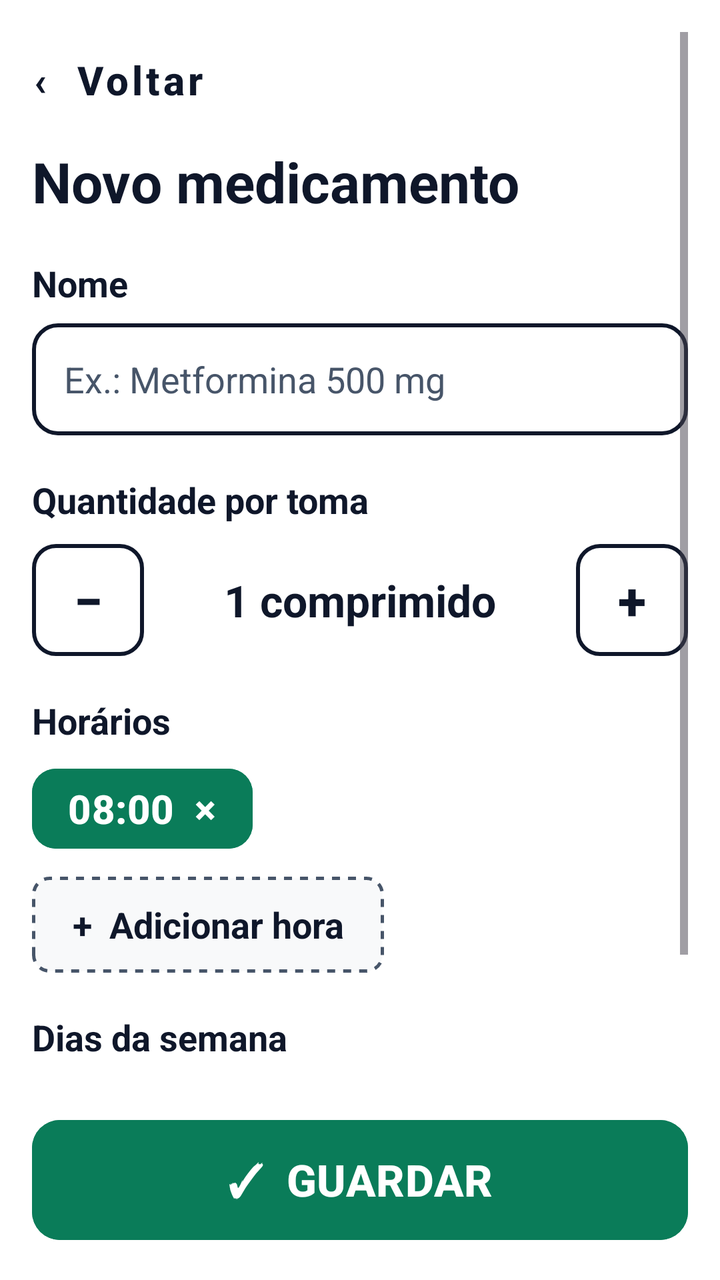
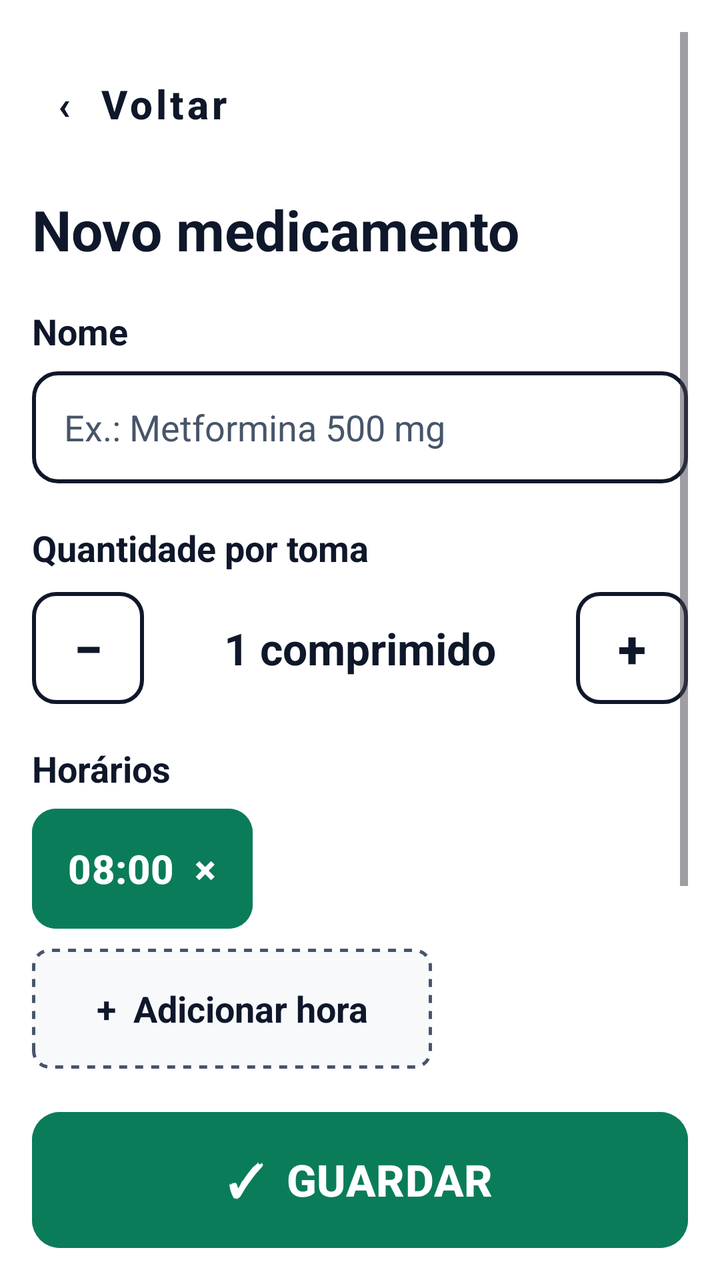

Before-and-after screenshots of an Android layout around one commit, followed by the original layout XML and the change that was made.
<!-- AndroidManifest.xml: application theme Theme.Vital -->
<!-- res/layout/activity_adicionar_remedio.xml -->
<?xml version="1.0" encoding="utf-8"?>
<androidx.constraintlayout.widget.ConstraintLayout
    xmlns:android="http://schemas.android.com/apk/res/android"
    xmlns:app="http://schemas.android.com/apk/res-auto"
    android:layout_width="match_parent"
    android:layout_height="match_parent"
    android:background="@color/white"
    android:padding="@dimen/margin_standard">

    <ScrollView
        android:id="@+id/scrollNovoMed"
        android:layout_width="0dp"
        android:layout_height="0dp"
        android:layout_marginBottom="16dp"
        android:fillViewport="true"
        app:layout_constraintBottom_toTopOf="@+id/btnGuardarMed"
        app:layout_constraintEnd_toEndOf="parent"
        app:layout_constraintStart_toStartOf="parent"
        app:layout_constraintTop_toTopOf="parent">

        <LinearLayout
            android:layout_width="match_parent"
            android:layout_height="wrap_content"
            android:orientation="vertical">

            
            <com.google.android.material.button.MaterialButton
                android:id="@+id/btnVoltarNovo"
                style="@style/Widget.MaterialComponents.Button.TextButton"
                android:layout_width="wrap_content"
                android:layout_height="wrap_content"
                android:minHeight="48dp"
                android:paddingStart="0dp"
                android:text="‹  Voltar"
                android:textAllCaps="false"
                android:textColor="@color/vital_navy"
                android:textSize="20sp"
                android:textStyle="bold" />

            
            <TextView
                android:layout_width="wrap_content"
                android:layout_height="wrap_content"
                android:layout_marginTop="8dp"
                android:text="Novo medicamento"
                android:textColor="@color/vital_navy"
                android:textSize="28sp"
                android:textStyle="bold" />

            
            <TextView
                android:layout_width="wrap_content"
                android:layout_height="wrap_content"
                android:layout_marginTop="20dp"
                android:text="Nome"
                android:textColor="@color/vital_navy"
                android:textSize="18sp"
                android:textStyle="bold" />

            <EditText
                android:id="@+id/etNomeMed"
                android:layout_width="match_parent"
                android:layout_height="wrap_content"
                android:layout_marginTop="8dp"
                android:background="@drawable/bg_input_outline"
                android:hint="Ex.: Metformina 500 mg"
                android:inputType="textCapWords"
                android:minHeight="56dp"
                android:paddingHorizontal="16dp"
                android:textColor="@color/vital_navy"
                android:textColorHint="@color/vital_gray"
                android:textSize="18sp" />

            
            <TextView
                android:layout_width="wrap_content"
                android:layout_height="wrap_content"
                android:layout_marginTop="20dp"
                android:text="Quantidade por toma"
                android:textColor="@color/vital_navy"
                android:textSize="18sp"
                android:textStyle="bold" />

            <LinearLayout
                android:layout_width="match_parent"
                android:layout_height="wrap_content"
                android:layout_marginTop="10dp"
                android:gravity="center_vertical"
                android:orientation="horizontal">

                <com.google.android.material.button.MaterialButton
                    android:id="@+id/btnMenosDose"
                    style="@style/Widget.MaterialComponents.Button.OutlinedButton"
                    android:layout_width="56dp"
                    android:layout_height="56dp"
                    android:insetTop="0dp"
                    android:insetBottom="0dp"
                    android:padding="0dp"
                    android:text="−"
                    android:textColor="@color/vital_navy"
                    android:textSize="26sp"
                    android:textStyle="bold"
                    app:cornerRadius="12dp"
                    app:strokeColor="@color/vital_navy"
                    app:strokeWidth="2dp" />

                <TextView
                    android:id="@+id/tvQuantidadeDose"
                    android:layout_width="0dp"
                    android:layout_height="wrap_content"
                    android:layout_weight="1"
                    android:gravity="center"
                    android:text="1 comprimido"
                    android:textColor="@color/vital_navy"
                    android:textSize="22sp"
                    android:textStyle="bold" />

                <com.google.android.material.button.MaterialButton
                    android:id="@+id/btnMaisDose"
                    style="@style/Widget.MaterialComponents.Button.OutlinedButton"
                    android:layout_width="56dp"
                    android:layout_height="56dp"
                    android:insetTop="0dp"
                    android:insetBottom="0dp"
                    android:padding="0dp"
                    android:text="+"
                    android:textColor="@color/vital_navy"
                    android:textSize="26sp"
                    android:textStyle="bold"
                    app:cornerRadius="12dp"
                    app:strokeColor="@color/vital_navy"
                    app:strokeWidth="2dp" />
            </LinearLayout>

            
            <TextView
                android:layout_width="wrap_content"
                android:layout_height="wrap_content"
                android:layout_marginTop="20dp"
                android:text="Horários"
                android:textColor="@color/vital_navy"
                android:textSize="18sp"
                android:textStyle="bold" />

            <LinearLayout
                android:id="@+id/layoutHorariosChips"
                android:layout_width="match_parent"
                android:layout_height="wrap_content"
                android:layout_marginTop="8dp"
                android:orientation="horizontal">

                <com.google.android.material.button.MaterialButton
                    android:id="@+id/btnHoraExemplo"
                    android:layout_width="wrap_content"
                    android:layout_height="wrap_content"
                    android:backgroundTint="@color/vital_green"
                    android:minHeight="48dp"
                    android:paddingHorizontal="18dp"
                    android:text="08:00  ×"
                    android:textColor="@color/white"
                    android:textSize="20sp"
                    android:textStyle="bold"
                    app:cornerRadius="12dp" />
            </LinearLayout>

            <TextView
                android:id="@+id/btnAdicionarHora"
                android:layout_width="wrap_content"
                android:layout_height="wrap_content"
                android:layout_marginTop="10dp"
                android:background="@drawable/bg_foto_placeholder"
                android:clickable="true"
                android:focusable="true"
                android:gravity="center"
                android:minHeight="48dp"
                android:paddingHorizontal="20dp"
                android:text="+  Adicionar hora"
                android:textColor="@color/vital_navy"
                android:textSize="18sp"
                android:textStyle="bold" />

            
            <TextView
                android:layout_width="wrap_content"
                android:layout_height="wrap_content"
                android:layout_marginTop="20dp"
                android:text="Dias da semana"
                android:textColor="@color/vital_navy"
                android:textSize="18sp"
                android:textStyle="bold" />

            <LinearLayout
                android:layout_width="match_parent"
                android:layout_height="wrap_content"
                android:layout_marginTop="10dp"
                android:gravity="center_vertical"
                android:orientation="horizontal">

                <ToggleButton android:id="@+id/tbSeg" android:layout_width="0dp" android:layout_height="44dp" android:layout_marginEnd="4dp" android:layout_weight="1" android:background="@drawable/bg_dia_circulo" android:checked="true" android:textColor="@color/white" android:textOff="S" android:textOn="S" android:textSize="16sp" android:textStyle="bold" />
                <ToggleButton android:id="@+id/tbTer" android:layout_width="0dp" android:layout_height="44dp" android:layout_marginEnd="4dp" android:layout_weight="1" android:background="@drawable/bg_dia_circulo" android:checked="true" android:textColor="@color/white" android:textOff="T" android:textOn="T" android:textSize="16sp" android:textStyle="bold" />
                <ToggleButton android:id="@+id/tbQua" android:layout_width="0dp" android:layout_height="44dp" android:layout_marginEnd="4dp" android:layout_weight="1" android:background="@drawable/bg_dia_circulo" android:checked="true" android:textColor="@color/white" android:textOff="Q" android:textOn="Q" android:textSize="16sp" android:textStyle="bold" />
                <ToggleButton android:id="@+id/tbQui" android:layout_width="0dp" android:layout_height="44dp" android:layout_marginEnd="4dp" android:layout_weight="1" android:background="@drawable/bg_dia_circulo" android:checked="true" android:textColor="@color/white" android:textOff="Q" android:textOn="Q" android:textSize="16sp" android:textStyle="bold" />
                <ToggleButton android:id="@+id/tbSex" android:layout_width="0dp" android:layout_height="44dp" android:layout_marginEnd="4dp" android:layout_weight="1" android:background="@drawable/bg_dia_circulo" android:checked="true" android:textColor="@color/white" android:textOff="S" android:textOn="S" android:textSize="16sp" android:textStyle="bold" />
                <ToggleButton android:id="@+id/tbSab" android:layout_width="0dp" android:layout_height="44dp" android:layout_marginEnd="4dp" android:layout_weight="1" android:background="@drawable/bg_dia_circulo" android:checked="true" android:textColor="@color/white" android:textOff="S" android:textOn="S" android:textSize="16sp" android:textStyle="bold" />
                <ToggleButton android:id="@+id/tbDom" android:layout_width="0dp" android:layout_height="44dp" android:layout_weight="1" android:background="@drawable/bg_dia_circulo" android:checked="true" android:textColor="@color/white" android:textOff="D" android:textOn="D" android:textSize="16sp" android:textStyle="bold" />
            </LinearLayout>

            <TextView
                android:layout_width="wrap_content"
                android:layout_height="wrap_content"
                android:layout_marginTop="6dp"
                android:text="Por defeito: todos os dias"
                android:textColor="@color/vital_gray"
                android:textSize="15sp" />

        </LinearLayout>
    </ScrollView>

    
    <com.google.android.material.button.MaterialButton
        android:id="@+id/btnGuardarMed"
        android:layout_width="0dp"
        android:layout_height="wrap_content"
        android:backgroundTint="@color/vital_green"
        android:minHeight="68dp"
        android:text="✓  GUARDAR"
        android:textColor="@color/white"
        android:textSize="22sp"
        android:textStyle="bold"
        app:cornerRadius="14dp"
        app:layout_constraintBottom_toBottomOf="parent"
        app:layout_constraintEnd_toEndOf="parent"
        app:layout_constraintStart_toStartOf="parent" />

</androidx.constraintlayout.widget.ConstraintLayout>
<!-- resources referenced by this layout -->
<resources>
  <color name="vital_gray">#475569</color>
  <color name="vital_green">#0A7C59</color>
  <color name="vital_navy">#0F172A</color>
  <color name="white">#FFFFFF</color>
  <dimen name="margin_standard">16dp</dimen>
  <!-- drawable bg_dia_circulo (drawable) -->
  <?xml version="1.0" encoding="utf-8"?>
  <selector xmlns:android="http://schemas.android.com/apk/res/android">
      <item android:state_checked="true">
          <shape android:shape="oval">
              <solid android:color="@color/vital_green" />
          </shape>
      </item>
      <item>
          <shape android:shape="oval">
              <solid android:color="@color/vital_divider" />
          </shape>
      </item>
  </selector>
  <!-- drawable bg_foto_placeholder (drawable) -->
  <?xml version="1.0" encoding="utf-8"?>
  <shape xmlns:android="http://schemas.android.com/apk/res/android"
      android:shape="rectangle">
      <solid android:color="#F8F9FA"/> 
      <corners android:radius="8dp"/>
      <stroke
          android:width="1.5dp"
          android:color="#475569"
          android:dashWidth="4dp"
          android:dashGap="4dp" />
  </shape>
  <!-- drawable bg_input_outline (drawable) -->
  <?xml version="1.0" encoding="utf-8"?>
  <shape xmlns:android="http://schemas.android.com/apk/res/android"
      android:shape="rectangle">
      <solid android:color="@color/white" />
      <corners android:radius="12dp" />
      <stroke
          android:width="2dp"
          android:color="@color/vital_navy" />
  </shape>
  <style name="Theme.Vital" parent="Base.Theme.Vital" />
  <color name="vital_divider">#E2E8F0</color>
  <style name="Base.Theme.Vital" parent="Theme.Material3.DayNight.NoActionBar">
          
          
      </style>
</resources>

<!-- the commit's change to res/layout/activity_adicionar_remedio.xml (unified diff, before → after) -->
@@ -29,8 +29,13 @@
                 style="@style/Widget.MaterialComponents.Button.TextButton"
                 android:layout_width="wrap_content"
                 android:layout_height="wrap_content"
-                android:minHeight="48dp"
-                android:paddingStart="0dp"
+                android:minHeight="72dp"
+                android:minWidth="168dp"
+                android:insetTop="0dp"
+                android:insetBottom="0dp"
+                android:gravity="start|center_vertical"
+                android:paddingStart="12dp"
+                android:paddingEnd="24dp"
                 android:text="‹  Voltar"
                 android:textAllCaps="false"
                 android:textColor="@color/vital_navy"
@@ -152,9 +157,11 @@
                 <com.google.android.material.button.MaterialButton
                     android:id="@+id/btnHoraExemplo"
                     android:layout_width="wrap_content"
+                    android:insetTop="0dp"
+                    android:insetBottom="0dp"
                     android:layout_height="wrap_content"
                     android:backgroundTint="@color/vital_green"
-                    android:minHeight="48dp"
+                    android:minHeight="60dp"
                     android:paddingHorizontal="18dp"
                     android:text="08:00  ×"
                     android:textColor="@color/white"
@@ -172,8 +179,9 @@
                 android:clickable="true"
                 android:focusable="true"
                 android:gravity="center"
-                android:minHeight="48dp"
-                android:paddingHorizontal="20dp"
+                android:minHeight="60dp"
+                android:minWidth="200dp"
+                android:paddingHorizontal="24dp"
                 android:text="+  Adicionar hora"
                 android:textColor="@color/vital_navy"
                 android:textSize="18sp"
@@ -220,6 +228,8 @@
     <com.google.android.material.button.MaterialButton
         android:id="@+id/btnGuardarMed"
         android:layout_width="0dp"
+        android:insetTop="0dp"
+        android:insetBottom="0dp"
         android:layout_height="wrap_content"
         android:backgroundTint="@color/vital_green"
         android:minHeight="68dp"
